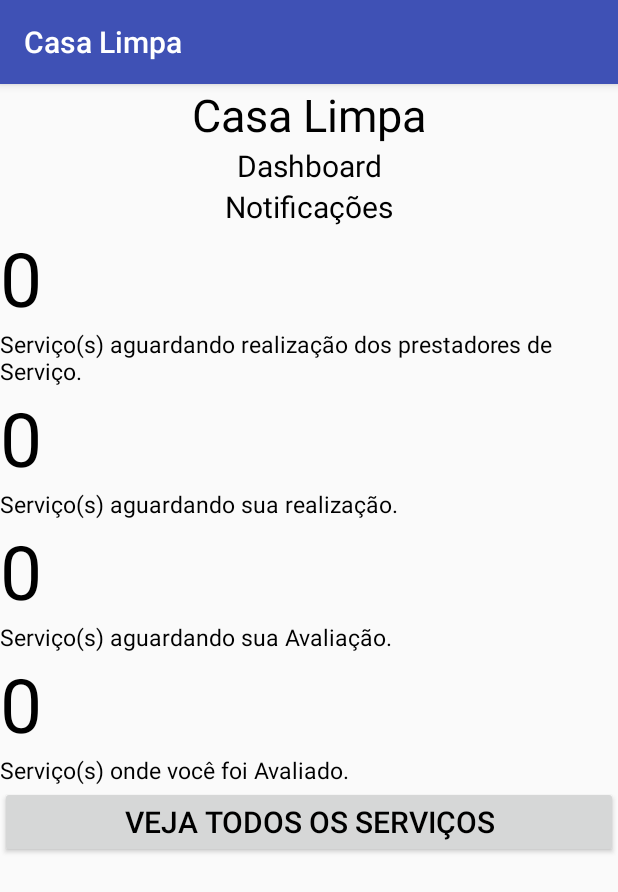
After one commit to DanielM2305/CasaLimpa, an Android app: the Dashboard screen opened directly, with no data from a screen before it, on a phone screen of 412 x 824 dp. The commit adds this screen. Shown: the top 892 px of the screen. Run offline under Robolectric (Android 15) with nearby library versions, the phone set to English and light mode, and no system bars.

Commit message:
Adicionada DashBoard

```diff
--- a/app/src/main/AndroidManifest.xml
+++ b/app/src/main/AndroidManifest.xml
@@ -17,8 +17,9 @@
                 <category android:name="android.intent.category.LAUNCHER" />
             </intent-filter>
         </activity>
-        <activity android:name=".CadastroActivity"></activity>
-        <activity android:name=".MeuPerfilActivity"></activity>
+        <activity android:name=".CadastroActivity" />
+        <activity android:name=".MeuPerfilActivity" />
+        <activity android:name=".Dashboard"></activity>
     </application>
 
 </manifest>
--- /dev/null
+++ b/app/src/main/java/casalimpa/projeto/com/casalimpa/Dashboard.java
@@ -0,0 +1,13 @@
+package casalimpa.projeto.com.casalimpa;
+
+import android.support.v7.app.AppCompatActivity;
+import android.os.Bundle;
+
+public class Dashboard extends AppCompatActivity {
+
+    @Override
+    protected void onCreate(Bundle savedInstanceState) {
+        super.onCreate(savedInstanceState);
+        setContentView(R.layout.activity_dashboard);
+    }
+}
--- a/app/src/main/java/casalimpa/projeto/com/casalimpa/MeuPerfilActivity.java
+++ b/app/src/main/java/casalimpa/projeto/com/casalimpa/MeuPerfilActivity.java
@@ -1,7 +1,9 @@
 package casalimpa.projeto.com.casalimpa;
 
+import android.content.Intent;
 import android.support.v7.app.AppCompatActivity;
 import android.os.Bundle;
+import android.view.View;
 
 public class MeuPerfilActivity extends AppCompatActivity {
 
@@ -10,4 +12,12 @@ public class MeuPerfilActivity extends AppCompatActivity {
         super.onCreate(savedInstanceState);
         setContentView(R.layout.activity_meu_perfil);
     }
+
+
+    public void telaDashboard(View view){
+        Intent intent = new Intent(getApplicationContext(), Dashboard.class);
+        startActivity(intent);
+
+    }
+
 }
--- /dev/null
+++ b/app/src/main/res/layout/activity_dashboard.xml
@@ -0,0 +1,141 @@
+<?xml version="1.0" encoding="utf-8"?>
+<android.support.v7.widget.LinearLayoutCompat xmlns:android="http://schemas.android.com/apk/res/android"
+    xmlns:app="http://schemas.android.com/apk/res-auto"
+    xmlns:tools="http://schemas.android.com/tools"
+    android:layout_width="match_parent"
+    android:layout_height="match_parent"
+    tools:context="casalimpa.projeto.com.casalimpa.Dashboard">
+
+
+    <LinearLayout
+        android:layout_width="match_parent"
+        android:layout_height="match_parent"
+        android:orientation="vertical"
+        tools:layout_editor_absoluteX="8dp"
+        tools:layout_editor_absoluteY="10dp">
+
+        <TextView
+
+            android:textAlignment="center"
+            android:layout_width="match_parent"
+            android:layout_height="wrap_content"
+            android:text="@string/casa_limpa"
+            android:textSize="@dimen/tamanhoTitulosPrincipal"
+            android:textColor="@color/corLetrasGeral"/>
+
+        <TextView
+            android:textAlignment="center"
+            android:layout_width="match_parent"
+            android:layout_height="wrap_content"
+            android:text="Dashboard"
+            android:textSize="@dimen/tamanhoTitulosFormulario"
+            android:textColor="@color/corLetrasGeral"/>
+
+        <TextView
+            android:textAlignment="center"
+            android:layout_width="match_parent"
+            android:layout_height="wrap_content"
+            android:text="Notificações"
+            android:textSize="@dimen/tamanhoTitulosFormulario"
+            android:textColor="@color/corLetrasGeral"/>
+
+
+        <ScrollView
+            android:layout_width="match_parent"
+            android:layout_height="match_parent">
+
+
+            <LinearLayout
+                android:layout_width="match_parent"
+                android:layout_height="wrap_content"
+                android:orientation="vertical" >
+
+                <TextView
+                    android:id="@+id/aguardandoServico"
+                    android:layout_width="match_parent"
+                    android:layout_height="wrap_content"
+                    android:text="0"
+                    android:textColor="@color/corLetrasGeral"
+                    android:textSize="@dimen/tamanhoTextoNumeroDashboard" />
+
+                <TextView
+                    android:layout_width="match_parent"
+                    android:layout_height="wrap_content"
+                    android:text="Serviço(s) aguardando realização dos prestadores de Serviço."
+                    android:textColor="@color/corLetrasGeral"
+                    android:textSize="@dimen/tamanhoTextoGeral" />
+
+                <TextView
+                    android:id="@+id/realizacaoServico"
+                    android:layout_width="match_parent"
+                    android:layout_height="wrap_content"
+                    android:text="0"
+                    android:textColor="@color/corLetrasGeral"
+                    android:textSize="@dimen/tamanhoTextoNumeroDashboard" />
+
+                <TextView
+                    android:layout_width="match_parent"
+                    android:layout_height="wrap_content"
+                    android:text="Serviço(s) aguardando sua realização."
+                    android:textColor="@color/corLetrasGeral"
+                    android:textSize="@dimen/tamanhoTextoGeral" />
+
+                <TextView
+                    android:id="@+id/aguardandoAvaliacao"
+                    android:layout_width="match_parent"
+                    android:layout_height="wrap_content"
+                    android:text="0"
+                    android:textColor="@color/corLetrasGeral"
+                    android:textSize="@dimen/tamanhoTextoNumeroDashboard" />
+
+                <TextView
+                    android:layout_width="match_parent"
+                    android:layout_height="wrap_content"
+                    android:text="Serviço(s) aguardando sua Avaliação."
+                    android:textColor="@color/corLetrasGeral"
+                    android:textSize="@dimen/tamanhoTextoGeral" />
+
+                <TextView
+                    android:id="@+id/suaAvaliacao"
+                    android:layout_width="match_parent"
+                    android:layout_height="wrap_content"
+                    android:text="0"
+                    android:textColor="@color/corLetrasGeral"
+                    android:textSize="@dimen/tamanhoTextoNumeroDashboard" />
+
+                <TextView
+                    android:layout_width="match_parent"
+                    android:layout_height="wrap_content"
+                    android:text="Serviço(s) onde você foi Avaliado."
+                    android:textColor="@color/corLetrasGeral"
+                    android:textSize="@dimen/tamanhoTextoGeral" />
+
+
+                <!--- android:id="@+id/NomedeId"  todos os Button devem conter um id que será usado na programação-->
+
+                <!-- Botão apenas para teste de navegação entre paginas -->
+                <Button
+                    android:layout_width="match_parent"
+                    android:layout_height="wrap_content"
+                    android:text="Veja todos os Serviços"
+                    android:textColor="@color/corLetrasGeral"
+                    android:textSize="@dimen/tamanhoTextoBotoes" />
+<!--
+                <Button
+                    android:onClick="telaDashboard"
+                    android:id="@+id/button"
+                    android:layout_width="match_parent"
+                    android:layout_height="wrap_content"
+                    android:text="Teste Proxima Página"
+                    android:textSize="@dimen/tamanhoTextoBotoes"
+                    android:textColor="@color/corLetrasGeral"/>
+-->
+
+            </LinearLayout>
+        </ScrollView>
+
+    </LinearLayout>
+
+
+
+</android.support.v7.widget.LinearLayoutCompat>
--- a/app/src/main/res/layout/activity_meu_perfil.xml
+++ b/app/src/main/res/layout/activity_meu_perfil.xml
@@ -169,16 +169,24 @@
                     android:textSize="@dimen/tamanhoTextoBotoes"
                     android:textColor="@color/corLetrasGeral"/>
 
+                <Button
+                    android:onClick="telaDashboard"
+                    android:id="@+id/button"
+                    android:layout_width="match_parent"
+                    android:layout_height="wrap_content"
+                    android:text="Teste Proxima Página"
+                    android:textSize="@dimen/tamanhoTextoBotoes"
+                    android:textColor="@color/corLetrasGeral"/>
+
+
+
+
             </LinearLayout>
         </ScrollView>
 
-        <Button
 
-            android:layout_width="match_parent"
-            android:layout_height="wrap_content"
-            android:text="Editar Perfil"
-            android:textSize="@dimen/tamanhoTextoBotoes"
-            android:textColor="@color/corLetrasGeral"/>
+
+
 
 
 
--- a/app/src/main/res/values/dimens.xml
+++ b/app/src/main/res/values/dimens.xml
@@ -4,5 +4,6 @@
     <dimen name="tamanhoTitulosFormulario">20sp</dimen>
     <dimen name="tamanhoTextoGeral">15sp</dimen>
     <dimen name="tamanhoTextoBotoes">20sp</dimen>
+    <dimen name="tamanhoTextoNumeroDashboard">50sp</dimen>
 
 </resources>
```
